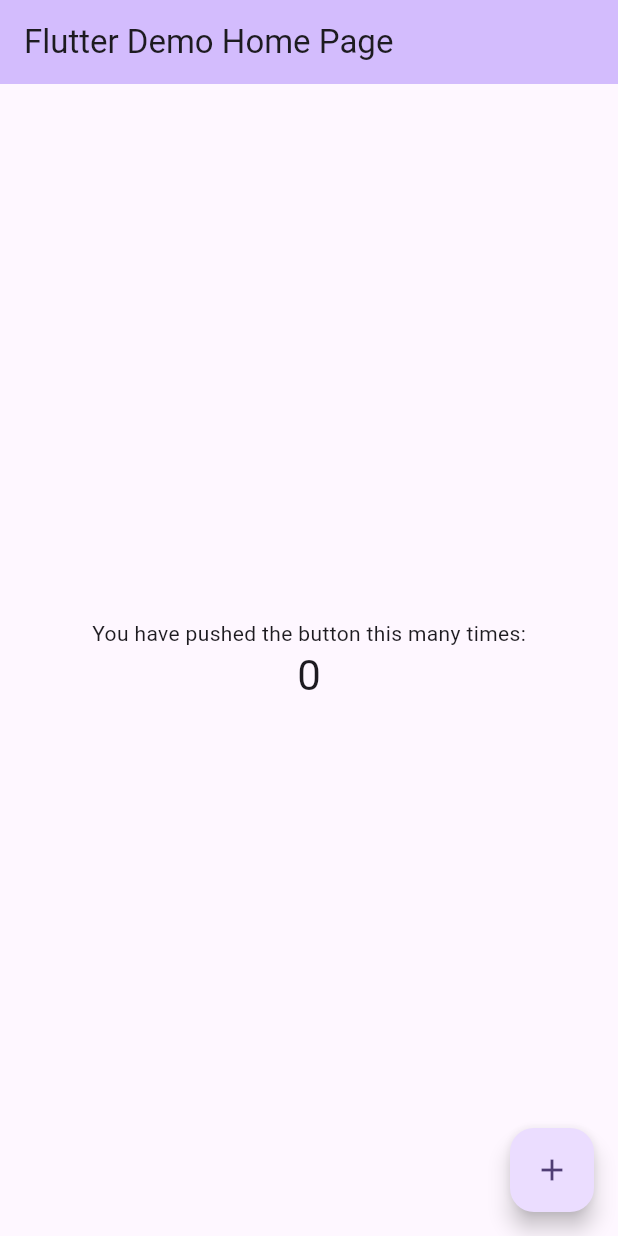
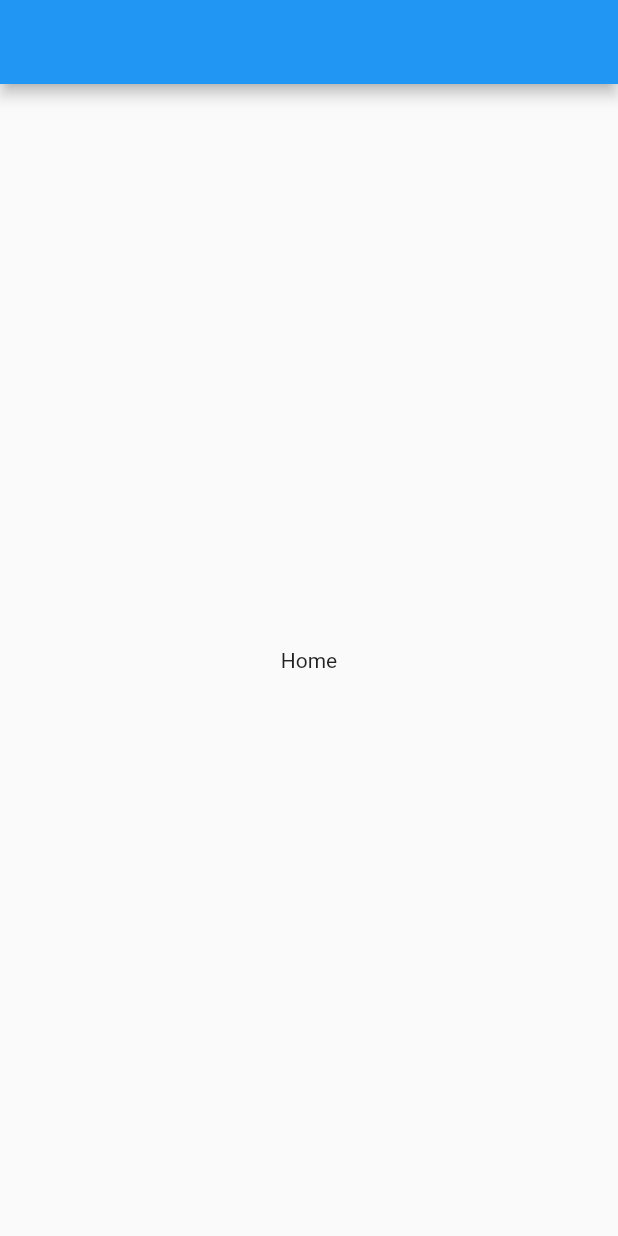
Before and after one commit to serkanagca34/flutter_provider, a Flutter app: the screen it shows after launch, on a phone screen of 412 x 824 dp. Run offline on Flutter 3.47's test engine with Material 2 defaults, Android fonts, the phone set to English and light mode, and no system bars.

Commit message:
setup is created 2

```diff
--- a/lib/main.dart
+++ b/lib/main.dart
@@ -1,125 +1,17 @@
 import 'package:flutter/material.dart';
+import 'package:study_case/view/home_view.dart';
 
 void main() {
-  runApp(const MyApp());
+  runApp(MyApp());
 }
 
 class MyApp extends StatelessWidget {
-  const MyApp({super.key});
-
-  // This widget is the root of your application.
   @override
   Widget build(BuildContext context) {
     return MaterialApp(
-      title: 'Flutter Demo',
-      theme: ThemeData(
-        // This is the theme of your application.
-        //
-        // TRY THIS: Try running your application with "flutter run". You'll see
-        // the application has a blue toolbar. Then, without quitting the app,
-        // try changing the seedColor in the colorScheme below to Colors.green
-        // and then invoke "hot reload" (save your changes or press the "hot
-        // reload" button in a Flutter-supported IDE, or press "r" if you used
-        // the command line to start the app).
-        //
-        // Notice that the counter didn't reset back to zero; the application
-        // state is not lost during the reload. To reset the state, use hot
-        // restart instead.
-        //
-        // This works for code too, not just values: Most code changes can be
-        // tested with just a hot reload.
-        colorScheme: ColorScheme.fromSeed(seedColor: Colors.deepPurple),
-        useMaterial3: true,
-      ),
-      home: const MyHomePage(title: 'Flutter Demo Home Page'),
+      debugShowCheckedModeBanner: false,
+      title: 'Study Case',
+      home: HomeView(),
     );
   }
 }
-
-class MyHomePage extends StatefulWidget {
-  const MyHomePage({super.key, required this.title});
-
-  // This widget is the home page of your application. It is stateful, meaning
-  // that it has a State object (defined below) that contains fields that affect
-  // how it looks.
-
-  // This class is the configuration for the state. It holds the values (in this
-  // case the title) provided by the parent (in this case the App widget) and
-  // used by the build method of the State. Fields in a Widget subclass are
-  // always marked "final".
-
-  final String title;
-
-  @override
-  State<MyHomePage> createState() => _MyHomePageState();
-}
-
-class _MyHomePageState extends State<MyHomePage> {
-  int _counter = 0;
-
-  void _incrementCounter() {
-    setState(() {
-      // This call to setState tells the Flutter framework that something has
-      // changed in this State, which causes it to rerun the build method below
-      // so that the display can reflect the updated values. If we changed
-      // _counter without calling setState(), then the build method would not be
-      // called again, and so nothing would appear to happen.
-      _counter++;
-    });
-  }
-
-  @override
-  Widget build(BuildContext context) {
-    // This method is rerun every time setState is called, for instance as done
-    // by the _incrementCounter method above.
-    //
-    // The Flutter framework has been optimized to make rerunning build methods
-    // fast, so that you can just rebuild anything that needs updating rather
-    // than having to individually change instances of widgets.
-    return Scaffold(
-      appBar: AppBar(
-        // TRY THIS: Try changing the color here to a specific color (to
-        // Colors.amber, perhaps?) and trigger a hot reload to see the AppBar
-        // change color while the other colors stay the same.
-        backgroundColor: Theme.of(context).colorScheme.inversePrimary,
-        // Here we take the value from the MyHomePage object that was created by
-        // the App.build method, and use it to set our appbar title.
-        title: Text(widget.title),
-      ),
-      body: Center(
-        // Center is a layout widget. It takes a single child and positions it
-        // in the middle of the parent.
-        child: Column(
-          // Column is also a layout widget. It takes a list of children and
-          // arranges them vertically. By default, it sizes itself to fit its
-          // children horizontally, and tries to be as tall as its parent.
-          //
-          // Column has various properties to control how it sizes itself and
-          // how it positions its children. Here we use mainAxisAlignment to
-          // center the children vertically; the main axis here is the vertical
-          // axis because Columns are vertical (the cross axis would be
-          // horizontal).
-          //
-          // TRY THIS: Invoke "debug painting" (choose the "Toggle Debug Paint"
-          // action in the IDE, or press "p" in the console), to see the
-          // wireframe for each widget.
-          mainAxisAlignment: MainAxisAlignment.center,
-          children: <Widget>[
-            const Text(
-              'You have pushed the button this many times:',
-            ),
-            Text(
-              '$_counter',
-              style: Theme.of(context).textTheme.headlineMedium,
-            ),
-          ],
-        ),
-      ),
-      floatingActionButton: FloatingActionButton(
-        onPressed: _incrementCounter,
-        tooltip: 'Increment',
-        child: const Icon(Icons.add),
-      ), // This trailing comma makes auto-formatting nicer for build methods.
-    );
-  }
-}
--- /dev/null
+++ b/lib/view/home_view.dart
@@ -0,0 +1,18 @@
+import 'package:flutter/material.dart';
+
+class HomeView extends StatefulWidget {
+  @override
+  State<HomeView> createState() => _HomeViewState();
+}
+
+class _HomeViewState extends State<HomeView> {
+  @override
+  Widget build(BuildContext context) {
+    return Scaffold(
+      appBar: AppBar(),
+      body: Center(
+        child: Text('Home'),
+      ),
+    );
+  }
+}
```
Also changed, not shown: 4 other files.
